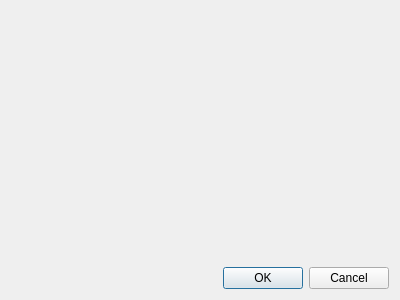
Old version of the form metodics/jumptest/jumptestparamsdialog.ui in the repository grigp/a-analyser.
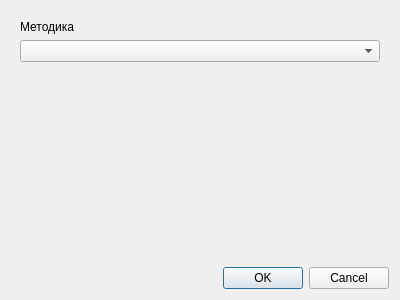
New version of the form.

```diff
--- a/metodics/jumptest/jumptestparamsdialog.ui
+++ b/metodics/jumptest/jumptestparamsdialog.ui
@@ -15,7 +15,36 @@
   </property>
   <layout class="QVBoxLayout" name="verticalLayout">
    <item>
-    <widget class="QWidget" name="widget" native="true"/>
+    <widget class="QWidget" name="widget" native="true">
+     <layout class="QVBoxLayout" name="verticalLayout_2">
+      <item>
+       <widget class="QLabel" name="lblMethodic">
+        <property name="midLineWidth">
+         <number>1</number>
+        </property>
+        <property name="text">
+         <string>Методика</string>
+        </property>
+       </widget>
+      </item>
+      <item>
+       <widget class="QComboBox" name="cbMethodic"/>
+      </item>
+      <item>
+       <spacer name="verticalSpacer">
+        <property name="orientation">
+         <enum>Qt::Vertical</enum>
+        </property>
+        <property name="sizeHint" stdset="0">
+         <size>
+          <width>20</width>
+          <height>40</height>
+         </size>
+        </property>
+       </spacer>
+      </item>
+     </layout>
+    </widget>
    </item>
    <item>
     <widget class="QDialogButtonBox" name="buttonBox">
```
Left out of the diff: 2 changed lines with no effect on the pictures.
